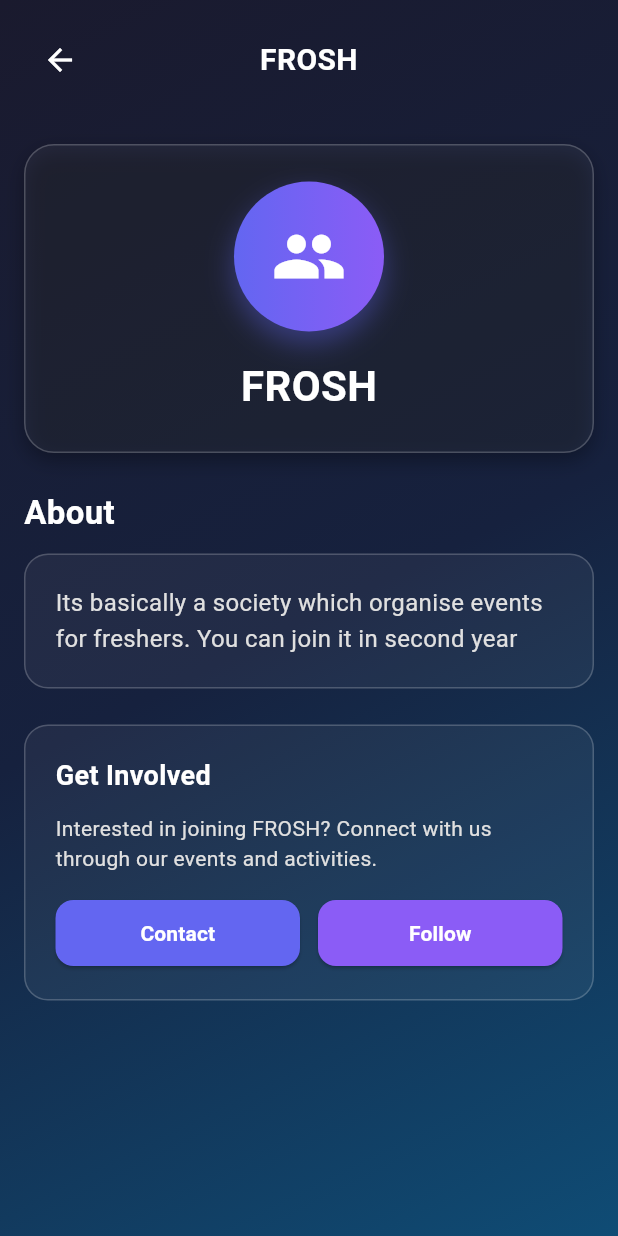
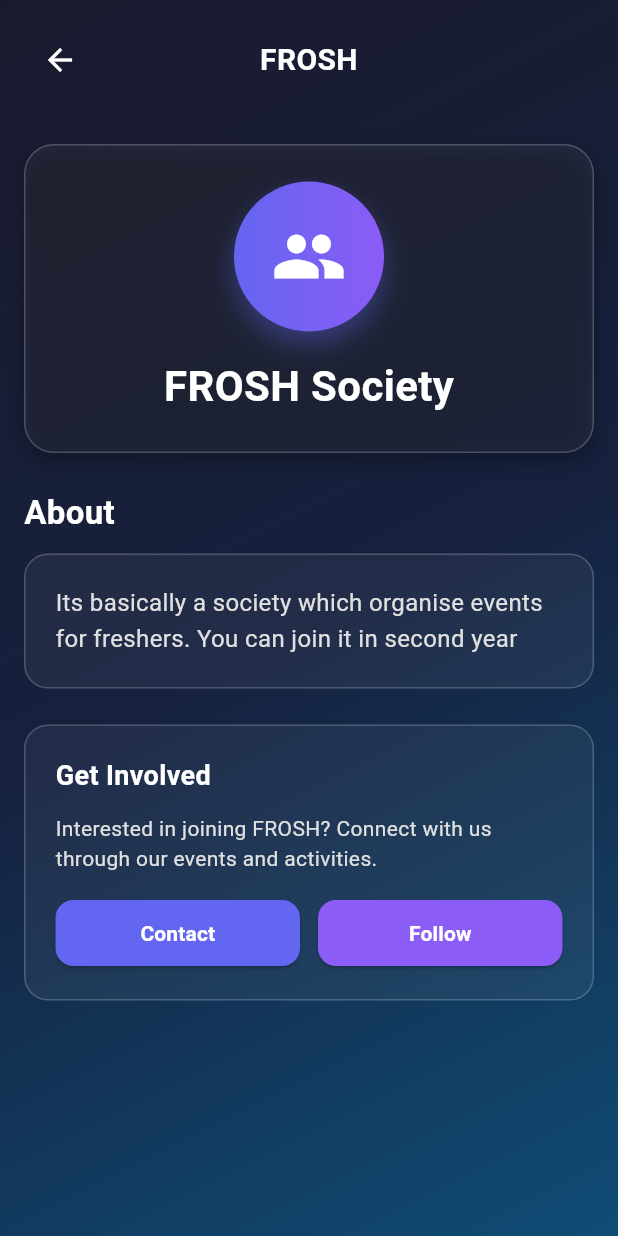
Before and after one commit to WEFT-TIET/FRONTEND, a Flutter app: the SocietyDetailPage screen opened directly with sample values from the repository, on a phone screen of 412 x 824 dp. Run offline on Flutter 3.47's test engine with Material 3 defaults, Android fonts, the phone set to English and light mode, and no system bars; our stand-ins replace cloud_firestore, firebase_core, firebase_storage, flutter_card_swiper, flutter_riverpod, flutter_svg and 4 more; missing offline and left inert: jwt_decode; accounts and stored records are empty.

Commit message:
Updated Society Page

```diff
--- a/frontend_weft/lib/features/home/view/Drawer/soc_page/model/society_model.dart
+++ b/frontend_weft/lib/features/home/view/Drawer/soc_page/model/society_model.dart
@@ -3,6 +3,7 @@ import 'package:flutter/material.dart';
 class Society {
   final String id;
   final String name;
+  final String fullName;
   final IconData icon;
   //final String memberCount;
 
@@ -11,6 +12,7 @@ class Society {
   Society({
     required this.id,
     required this.name,
+    required this.fullName,
     required this.icon,
     //required this.memberCount,
 
--- a/frontend_weft/lib/features/home/view/Drawer/soc_page/pages/society_page.dart
+++ b/frontend_weft/lib/features/home/view/Drawer/soc_page/pages/society_page.dart
@@ -236,7 +236,7 @@ class SocietyDetailPage extends StatelessWidget {
 
                             // Society Name
                             Text(
-                              society.name,
+                              society.fullName,
                               style: TextStyle(
                                 color: Colors.white,
                                 fontSize: 28,
--- a/frontend_weft/lib/features/home/view/Drawer/soc_page/services/society_service.dart
+++ b/frontend_weft/lib/features/home/view/Drawer/soc_page/services/society_service.dart
@@ -6,12 +6,14 @@ class SocietyService {
     Society(
       id: 'frosh',
       name: 'FROSH',
+      fullName: 'FROSH Society',
       icon: Icons.people,
       description: 'Its basically a society which organise events for freshers. You can join it in second year',
     ),
     Society(
       id: 'mlsc',
       name: 'MLSC',
+      fullName: 'Microsoft Learn Student Club',
       icon: Icons.computer,
       description: 'Microsoft Learn Student Club - A technical society focused on Microsoft technologies, coding competitions, and skill development. We help students learn new technologies and build amazing projects.',
 
@@ -20,6 +22,7 @@ class SocietyService {
       id: 'faps',
       name: 'FAPS',
       icon: Icons.people,
+      fullName: 'Fine Arts and Photography Society',
       description: 'A society which you can join if you have interest in painting and photography.',
 
     ),
@@ -27,11 +30,13 @@ class SocietyService {
       id: 'mars',
       name: 'MARS',
        icon: Icons.people,
+      fullName: 'Mechatronics and Robotics Society',
       description: 'Mechatronics and robotics society in which they will help you give understanding about how to robots and stuff.',
     ),
     Society(
       id: 'ccs',
       name: 'CCS',
+      fullName: 'Coding and Competitive Society',
       icon: Icons.computer,
       description: 'Technical society which organise coding competitions and help you in learning new technologies.',
 
```
